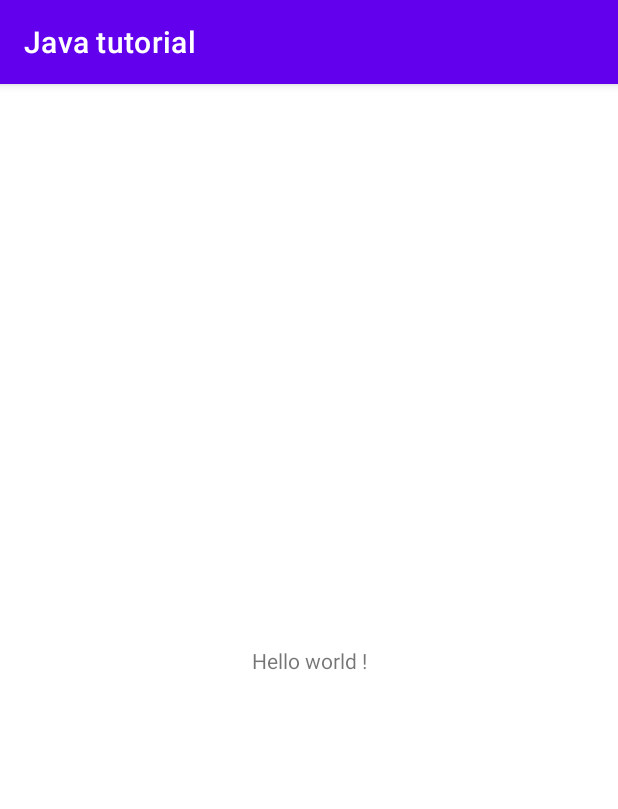
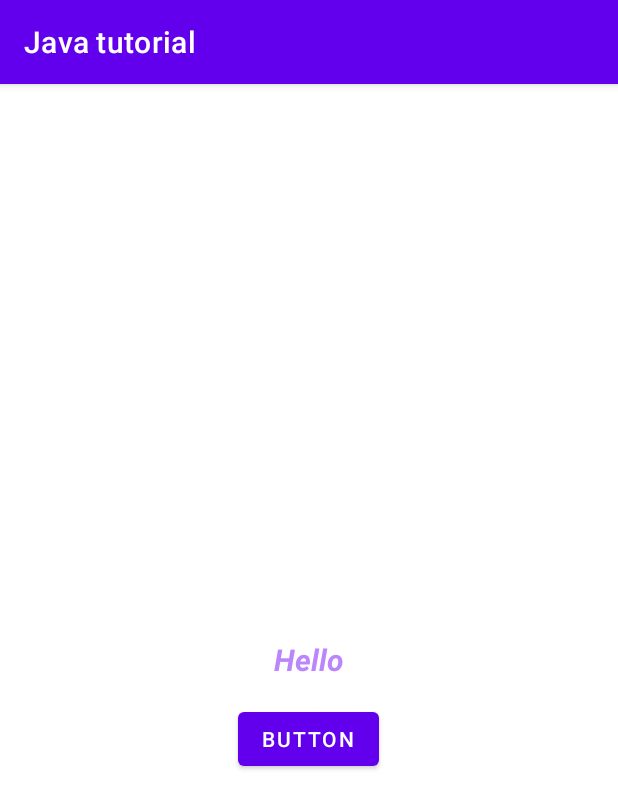
Before and after one commit to Vikmanatus/android-java-tutorial, an Android app: the screen it shows after launch (MainActivity), on a phone screen of 412 x 824 dp. Shown: the top 809 px of the screen. Run offline under Robolectric (Android 15) with nearby library versions, the phone set to English and light mode, and no system bars.

Commit message:
UI basics tutorial part 1

```diff
--- a/app/src/main/java/com/vikman/enterprise/javatutorialpart1/MainActivity.java
+++ b/app/src/main/java/com/vikman/enterprise/javatutorialpart1/MainActivity.java
@@ -15,5 +15,13 @@ public class MainActivity extends AppCompatActivity {
     protected void onCreate(Bundle savedInstanceState) {
         super.onCreate(savedInstanceState);
         setContentView(R.layout.activity_main);
+        Button helloButton = findViewById(R.id.helloButton);
+        TextView welcomeText = findViewById(R.id.txtWelcome);
+        helloButton.setOnClickListener(new View.OnClickListener() {
+            @Override
+            public void onClick(View v) {
+                welcomeText.setText("Hello again");
+            }
+        });
     }
 }
--- a/app/src/main/res/layout/activity_main.xml
+++ b/app/src/main/res/layout/activity_main.xml
@@ -1,19 +1,29 @@
 <?xml version="1.0" encoding="utf-8"?>
-<androidx.constraintlayout.widget.ConstraintLayout xmlns:android="http://schemas.android.com/apk/res/android"
+<RelativeLayout xmlns:android="http://schemas.android.com/apk/res/android"
     xmlns:app="http://schemas.android.com/apk/res-auto"
     xmlns:tools="http://schemas.android.com/tools"
     android:layout_width="match_parent"
     android:layout_height="match_parent"
     tools:context=".MainActivity">
+    <TextView
+        android:layout_width="wrap_content"
+        android:layout_height="wrap_content"
+        android:layout_centerInParent="true"
+        android:textSize="20sp"
+        android:text="Hello"
+        android:textStyle="bold|italic"
+        android:textColor="@color/purple_200"
+        android:id="@+id/txtWelcome"
+        />
+
+    <Button
+        android:id="@+id/helloButton"
+        android:layout_width="wrap_content"
+        android:layout_height="wrap_content"
+        android:layout_centerHorizontal="true"
+        android:layout_below="@id/txtWelcome"
+        android:layout_marginTop="15dp"
+        android:text="Button" />
 
 
-    <TextView
-        android:id="@+id/textView"
-        android:layout_width="wrap_content"
-        android:layout_height="wrap_content"
-        android:text="@string/hello_world"
-        app:layout_constraintBottom_toBottomOf="parent"
-        app:layout_constraintEnd_toEndOf="parent"
-        app:layout_constraintStart_toStartOf="parent"
-        app:layout_constraintTop_toTopOf="parent" />
-</androidx.constraintlayout.widget.ConstraintLayout>
+</RelativeLayout>
```
